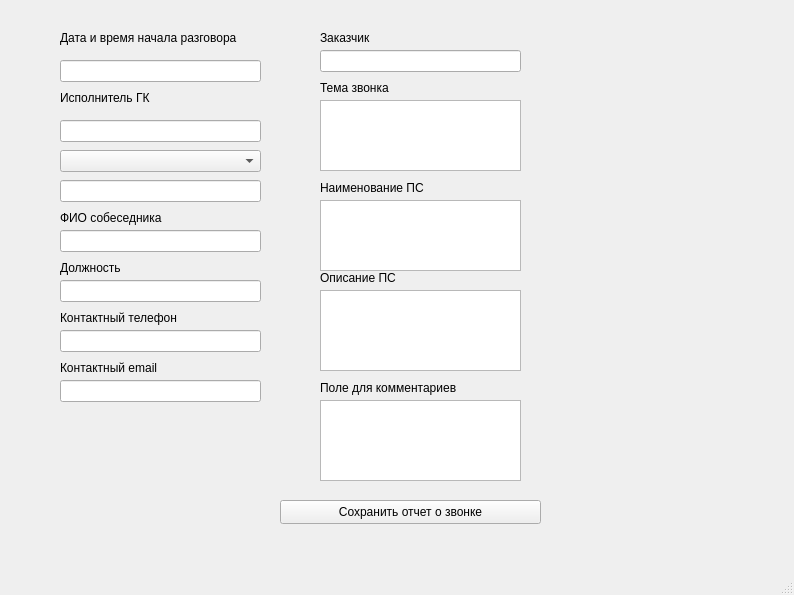
The window that UI/main.ui (Scykorr/call_center_catalog) describes before a commit, drawn with Qt 5.
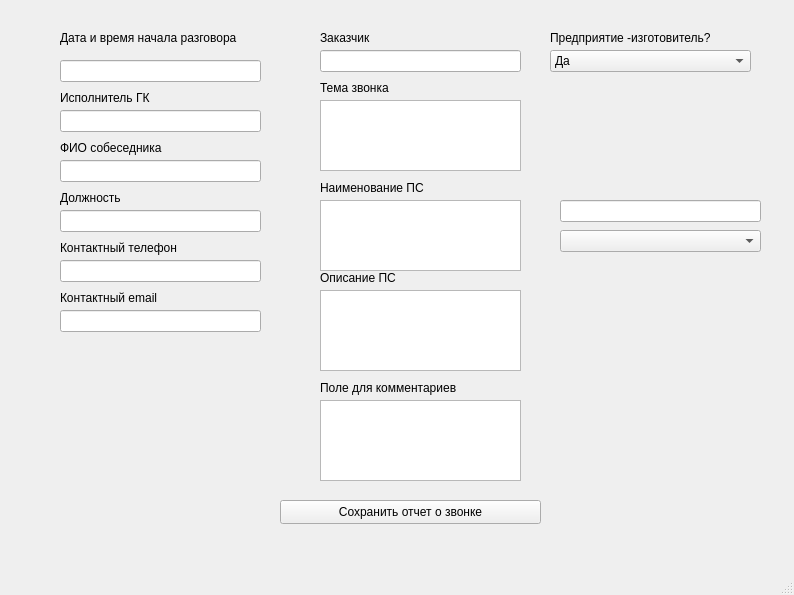
The same window after the commit.

```diff
--- a/UI/main.ui
+++ b/UI/main.ui
@@ -137,7 +137,7 @@
       <property name="geometry">
        <rect>
         <x>20</x>
-        <y>190</y>
+        <y>120</y>
         <width>181</width>
         <height>16</height>
        </rect>
@@ -150,7 +150,7 @@
       <property name="geometry">
        <rect>
         <x>20</x>
-        <y>210</y>
+        <y>140</y>
         <width>201</width>
         <height>22</height>
        </rect>
@@ -160,7 +160,7 @@
       <property name="geometry">
        <rect>
         <x>20</x>
-        <y>290</y>
+        <y>220</y>
         <width>181</width>
         <height>16</height>
        </rect>
@@ -173,7 +173,7 @@
       <property name="geometry">
        <rect>
         <x>20</x>
-        <y>310</y>
+        <y>240</y>
         <width>201</width>
         <height>22</height>
        </rect>
@@ -195,8 +195,8 @@
      <widget class="QLineEdit" name="lineEdit_ispolnitel_poisk">
       <property name="geometry">
        <rect>
-        <x>20</x>
-        <y>100</y>
+        <x>520</x>
+        <y>180</y>
         <width>201</width>
         <height>22</height>
        </rect>
@@ -205,8 +205,8 @@
      <widget class="QComboBox" name="comboBox_ispolnitel">
       <property name="geometry">
        <rect>
-        <x>20</x>
-        <y>130</y>
+        <x>520</x>
+        <y>210</y>
         <width>201</width>
         <height>22</height>
        </rect>
@@ -216,7 +216,7 @@
       <property name="geometry">
        <rect>
         <x>20</x>
-        <y>360</y>
+        <y>290</y>
         <width>201</width>
         <height>22</height>
        </rect>
@@ -229,7 +229,7 @@
       <property name="geometry">
        <rect>
         <x>20</x>
-        <y>340</y>
+        <y>270</y>
         <width>181</width>
         <height>16</height>
        </rect>
@@ -242,7 +242,7 @@
       <property name="geometry">
        <rect>
         <x>20</x>
-        <y>260</y>
+        <y>190</y>
         <width>201</width>
         <height>22</height>
        </rect>
@@ -252,7 +252,7 @@
       <property name="geometry">
        <rect>
         <x>20</x>
-        <y>240</y>
+        <y>170</y>
         <width>181</width>
         <height>16</height>
        </rect>
@@ -291,7 +291,7 @@
       <property name="geometry">
        <rect>
         <x>20</x>
-        <y>160</y>
+        <y>90</y>
         <width>201</width>
         <height>22</height>
        </rect>
@@ -389,6 +389,39 @@
        </rect>
       </property>
      </widget>
+     <widget class="QComboBox" name="comboBo_type_predpriyatie">
+      <property name="geometry">
+       <rect>
+        <x>510</x>
+        <y>30</y>
+        <width>201</width>
+        <height>22</height>
+       </rect>
+      </property>
+      <item>
+       <property name="text">
+        <string>Да</string>
+       </property>
+      </item>
+      <item>
+       <property name="text">
+        <string>Нет</string>
+       </property>
+      </item>
+     </widget>
+     <widget class="QLabel" name="label_14">
+      <property name="geometry">
+       <rect>
+        <x>510</x>
+        <y>10</y>
+        <width>161</width>
+        <height>16</height>
+       </rect>
+      </property>
+      <property name="text">
+       <string>Предприятие -изготовитель?</string>
+      </property>
+     </widget>
     </widget>
    </widget>
   </widget>
```
